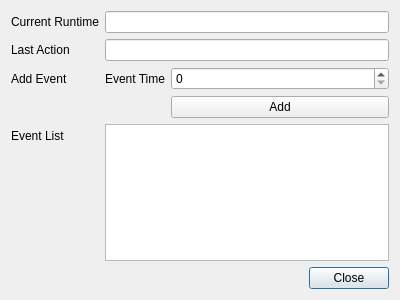
Old version of the form src/widget/showcontrol.ui in the repository 8bitbuddhist/PixelMaestro-Studio.
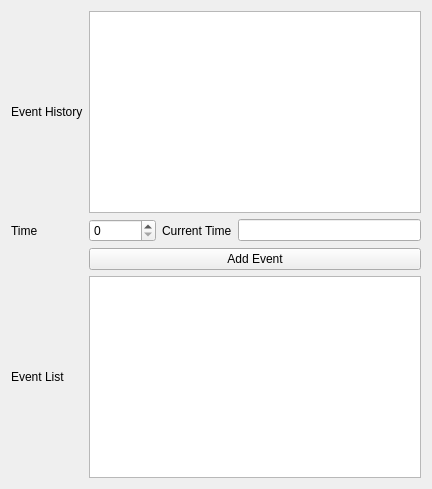
New version of the form.

Commit message: ShowControl - Fixed and re-added ShowControl ShowControl - Switched from a dialog to a widget that appears on the MaestroControl form CueInterpreter - Updated Cue <-> string mappings

What changed in the file:
```diff
--- a/src/widget/showcontrol.ui
+++ b/src/widget/showcontrol.ui
@@ -1,109 +1,111 @@
 <?xml version="1.0" encoding="UTF-8"?>
 <ui version="4.0">
  <class>ShowControl</class>
- <widget class="QDialog" name="ShowControl">
+ <widget class="QWidget" name="ShowControl">
   <property name="geometry">
    <rect>
     <x>0</x>
     <y>0</y>
-    <width>400</width>
-    <height>300</height>
+    <width>432</width>
+    <height>489</height>
    </rect>
   </property>
+  <property name="sizePolicy">
+   <sizepolicy hsizetype="Minimum" vsizetype="Minimum">
+    <horstretch>0</horstretch>
+    <verstretch>0</verstretch>
+   </sizepolicy>
+  </property>
   <property name="windowTitle">
    <string>Dialog</string>
   </property>
   <layout class="QGridLayout" name="gridLayout">
-   <item row="1" column="0">
-    <widget class="QDialogButtonBox" name="buttonBox">
-     <property name="orientation">
-      <enum>Qt::Horizontal</enum>
+   <item row="0" column="0">
+    <layout class="QGridLayout" name="gridLayout_2">
+     <property name="sizeConstraint">
+      <enum>QLayout::SetMinimumSize</enum>
      </property>
-     <property name="standardButtons">
-      <set>QDialogButtonBox::Close</set>
+     <item row="1" column="1">
+      <layout class="QHBoxLayout" name="timeLayout">
+       <item>
+        <widget class="QSpinBox" name="eventTimeSpinBox">
+         <property name="maximum">
+          <number>100000000</number>
+         </property>
+         <property name="singleStep">
+          <number>10</number>
      </property>
     </widget>
    </item>
-   <item row="0" column="0">
-    <layout class="QFormLayout" name="formLayout">
-     <item row="0" column="0">
+       <item>
       <widget class="QLabel" name="runtimeLabel">
        <property name="text">
-        <string>Current Runtime</string>
+          <string>Current Time</string>
        </property>
       </widget>
      </item>
-     <item row="0" column="1">
+       <item>
       <widget class="QLineEdit" name="runtimeLineEdit">
        <property name="readOnly">
         <bool>true</bool>
        </property>
       </widget>
      </item>
-     <item row="1" column="0">
-      <widget class="QLabel" name="lastActionLabel">
-       <property name="text">
-        <string>Last Action</string>
-       </property>
-      </widget>
+      </layout>
      </item>
-     <item row="1" column="1">
-      <widget class="QLineEdit" name="lastActionLineEdit">
-       <property name="text">
-        <string/>
-       </property>
-       <property name="frame">
-        <bool>true</bool>
-       </property>
-       <property name="readOnly">
-        <bool>true</bool>
-       </property>
-      </widget>
-     </item>
-     <item row="2" column="0">
-      <widget class="QLabel" name="addLabel">
+     <item row="3" column="1">
+      <widget class="QPushButton" name="addEventButton">
        <property name="text">
         <string>Add Event</string>
        </property>
       </widget>
      </item>
      <item row="2" column="1">
-      <layout class="QFormLayout" name="formLayout_2">
+      <layout class="QFormLayout" name="actionLayout"/>
+     </item>
        <item row="0" column="0">
-        <widget class="QLabel" name="timeLabel">
+      <widget class="QLabel" name="label">
          <property name="text">
-          <string>Event Time</string>
+        <string>Event History</string>
          </property>
         </widget>
        </item>
-       <item row="0" column="1">
-        <widget class="QSpinBox" name="timeSpinBox">
-         <property name="maximum">
-          <number>65536</number>
-         </property>
-         <property name="singleStep">
-          <number>10</number>
-         </property>
-        </widget>
-       </item>
-       <item row="1" column="1">
-        <widget class="QPushButton" name="addEventPushButton">
+     <item row="4" column="1">
+      <widget class="QListWidget" name="eventListWidget">
+       <property name="sizePolicy">
+        <sizepolicy hsizetype="Preferred" vsizetype="Preferred">
+         <horstretch>0</horstretch>
+         <verstretch>0</verstretch>
+        </sizepolicy>
+       </property>
+      </widget>
+     </item>
+     <item row="1" column="0">
+      <widget class="QLabel" name="label_3">
          <property name="text">
-          <string>Add</string>
+        <string>Time</string>
          </property>
         </widget>
        </item>
-      </layout>
-     </item>
-     <item row="3" column="0">
+     <item row="4" column="0">
       <widget class="QLabel" name="listLabel">
        <property name="text">
         <string>Event List</string>
        </property>
       </widget>
      </item>
-     <item row="3" column="1">
-      <widget class="QListWidget" name="eventListWidget"/>
+     <item row="0" column="1">
+      <widget class="QListWidget" name="eventHistoryWidget">
+       <property name="sizePolicy">
+        <sizepolicy hsizetype="Preferred" vsizetype="Preferred">
+         <horstretch>0</horstretch>
+         <verstretch>0</verstretch>
+        </sizepolicy>
+       </property>
+       <property name="selectionMode">
+        <enum>QAbstractItemView::MultiSelection</enum>
+       </property>
+      </widget>
      </item>
     </layout>
    </item>
```
Left out of the diff: 35 changed lines with no effect on the pictures. Lines whose indentation alone changed are shown as unchanged. The commit also changes 10 other files.
